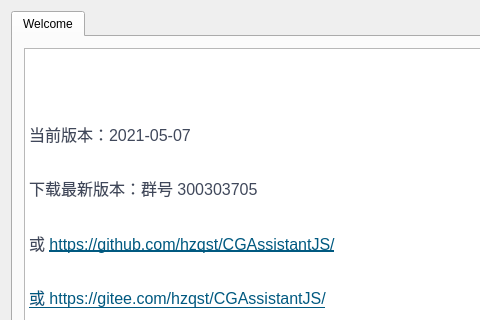
This is CGAssistant/mainwindow.ui in hzqst/CGAssistant as Qt 5 draws it before an edit; both pictures show x 0 to 480 and y 0 to 320 of the 750 by 500 pixel window. The edited form follows.
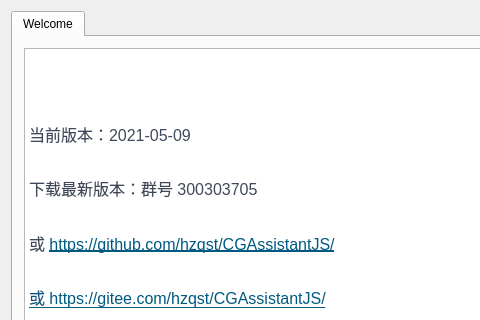
This is the edited form. Icons and pictures are not drawn.

Commit message: 更新版本号

What changed in the file:
```diff
--- a/CGAssistant/mainwindow.ui
+++ b/CGAssistant/mainwindow.ui
@@ -73,7 +73,7 @@
 &lt;/style&gt;&lt;/head&gt;&lt;body style=&quot; font-family:'SimSun'; font-size:9pt; font-weight:400; font-style:normal;&quot;&gt;
 &lt;p style=&quot; margin-top:0px; margin-bottom:0px; margin-left:0px; margin-right:0px; -qt-block-indent:0; text-indent:0px;&quot;&gt;&lt;img src=&quot;:/logo.png&quot; /&gt;&lt;/p&gt;
 &lt;p style=&quot;-qt-paragraph-type:empty; margin-top:0px; margin-bottom:16px; margin-left:0px; margin-right:0px; -qt-block-indent:0; text-indent:0px; line-height:160%; font-family:'-apple-system,BlinkMacSystemFont,Segoe UI,Helvetica,Arial,Apple Color Emoji,Segoe UI Emoji,Segoe UI Symbol,Liberation Sans,PingFang SC,Microsoft YaHei,Hiragino Sans GB,Wenquanyi Micro Hei,WenQuanYi Zen Hei,ST Heiti,SimHei,SimSun,WenQuanYi Zen Hei Sharp,sans-serif'; font-size:16px; color:#40485b; background-color:#ffffff;&quot;&gt;&lt;br /&gt;&lt;/p&gt;
-&lt;p style=&quot; margin-top:0px; margin-bottom:16px; margin-left:0px; margin-right:0px; -qt-block-indent:0; text-indent:0px; line-height:160%; background-color:#ffffff;&quot;&gt;&lt;span style=&quot; font-family:'-apple-system,BlinkMacSystemFont,Segoe UI,Helvetica,Arial,Apple Color Emoji,Segoe UI Emoji,Segoe UI Symbol,Liberation Sans,PingFang SC,Microsoft YaHei,Hiragino Sans GB,Wenquanyi Micro Hei,WenQuanYi Zen Hei,ST Heiti,SimHei,SimSun,WenQuanYi Zen Hei Sharp,sans-serif'; font-size:16px; color:#40485b; background-color:#ffffff;&quot;&gt;当前版本：2021-05-07&lt;/span&gt;&lt;/p&gt;
+&lt;p style=&quot; margin-top:0px; margin-bottom:16px; margin-left:0px; margin-right:0px; -qt-block-indent:0; text-indent:0px; line-height:160%; background-color:#ffffff;&quot;&gt;&lt;span style=&quot; font-family:'-apple-system,BlinkMacSystemFont,Segoe UI,Helvetica,Arial,Apple Color Emoji,Segoe UI Emoji,Segoe UI Symbol,Liberation Sans,PingFang SC,Microsoft YaHei,Hiragino Sans GB,Wenquanyi Micro Hei,WenQuanYi Zen Hei,ST Heiti,SimHei,SimSun,WenQuanYi Zen Hei Sharp,sans-serif'; font-size:16px; color:#40485b; background-color:#ffffff;&quot;&gt;当前版本：2021-05-09&lt;/span&gt;&lt;/p&gt;
 &lt;p style=&quot; margin-top:0px; margin-bottom:16px; margin-left:0px; margin-right:0px; -qt-block-indent:0; text-indent:0px; line-height:160%; background-color:#ffffff;&quot;&gt;&lt;span style=&quot; font-family:'-apple-system,BlinkMacSystemFont,Segoe UI,Helvetica,Arial,Apple Color Emoji,Segoe UI Emoji,Segoe UI Symbol,Liberation Sans,PingFang SC,Microsoft YaHei,Hiragino Sans GB,Wenquanyi Micro Hei,WenQuanYi Zen Hei,ST Heiti,SimHei,SimSun,WenQuanYi Zen Hei Sharp,sans-serif'; font-size:16px; color:#40485b; background-color:#ffffff;&quot;&gt;下载最新版本：群号 300303705&lt;/span&gt;&lt;/p&gt;
 &lt;p style=&quot; margin-top:0px; margin-bottom:16px; margin-left:0px; margin-right:0px; -qt-block-indent:0; text-indent:0px; line-height:160%; background-color:#ffffff;&quot;&gt;&lt;span style=&quot; font-family:'-apple-system,BlinkMacSystemFont,Segoe UI,Helvetica,Arial,Apple Color Emoji,Segoe UI Emoji,Segoe UI Symbol,Liberation Sans,PingFang SC,Microsoft YaHei,Hiragino Sans GB,Wenquanyi Micro Hei,WenQuanYi Zen Hei,ST Heiti,SimHei,SimSun,WenQuanYi Zen Hei Sharp,sans-serif'; font-size:16px; color:#40485b; background-color:#ffffff;&quot;&gt;或 &lt;/span&gt;&lt;a href=&quot;https://github.com/hzqst/CGAssistantJS/issues&quot;&gt;&lt;span style=&quot; font-family:'-apple-system,BlinkMacSystemFont,Segoe UI,Helvetica,Arial,Apple Color Emoji,Segoe UI Emoji,Segoe UI Symbol,Liberation Sans,PingFang SC,Microsoft YaHei,Hiragino Sans GB,Wenquanyi Micro Hei,WenQuanYi Zen Hei,ST Heiti,SimHei,SimSun,WenQuanYi Zen Hei Sharp,sans-serif'; font-size:16px; text-decoration: underline; color:#005980; background-color:transparent;&quot;&gt;https://github.com/hzqst/CGAssistantJS/&lt;/span&gt;&lt;/a&gt;&lt;/p&gt;
 &lt;p style=&quot; margin-top:0px; margin-bottom:16px; margin-left:0px; margin-right:0px; -qt-block-indent:0; text-indent:0px; line-height:160%; background-color:#ffffff;&quot;&gt;&lt;a href=&quot;https://github.com/hzqst/CGAssistantJS/issues&quot;&gt;&lt;span style=&quot; font-family:'-apple-system,BlinkMacSystemFont,Segoe UI,Helvetica,Arial,Apple Color Emoji,Segoe UI Emoji,Segoe UI Symbol,Liberation Sans,PingFang SC,Microsoft YaHei,Hiragino Sans GB,Wenquanyi Micro Hei,WenQuanYi Zen Hei,ST Heiti,SimHei,SimSun,WenQuanYi Zen Hei Sharp,sans-serif'; font-size:16px; text-decoration: underline; color:#005980; background-color:transparent;&quot;&gt;或 &lt;/span&gt;&lt;/a&gt;&lt;a href=&quot;https://gitee.com/hzqst/CGAssistantJS/issues&quot;&gt;&lt;span style=&quot; font-family:'-apple-system,BlinkMacSystemFont,Segoe UI,Helvetica,Arial,Apple Color Emoji,Segoe UI Emoji,Segoe UI Symbol,Liberation Sans,PingFang SC,Microsoft YaHei,Hiragino Sans GB,Wenquanyi Micro Hei,WenQuanYi Zen Hei,ST Heiti,SimHei,SimSun,WenQuanYi Zen Hei Sharp,sans-serif'; font-size:16px; text-decoration: underline; color:#005980; background-color:transparent;&quot;&gt;https://gitee.com/hzqst/CGAssistantJS/&lt;/span&gt;&lt;/a&gt;&lt;/p&gt;&lt;/body&gt;&lt;/html&gt;</string>
```
